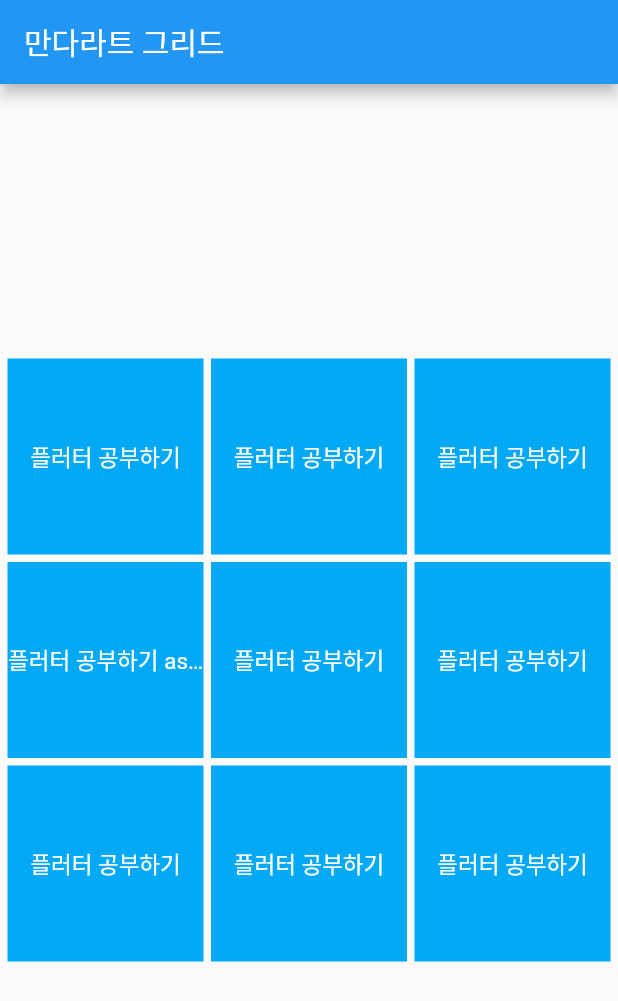
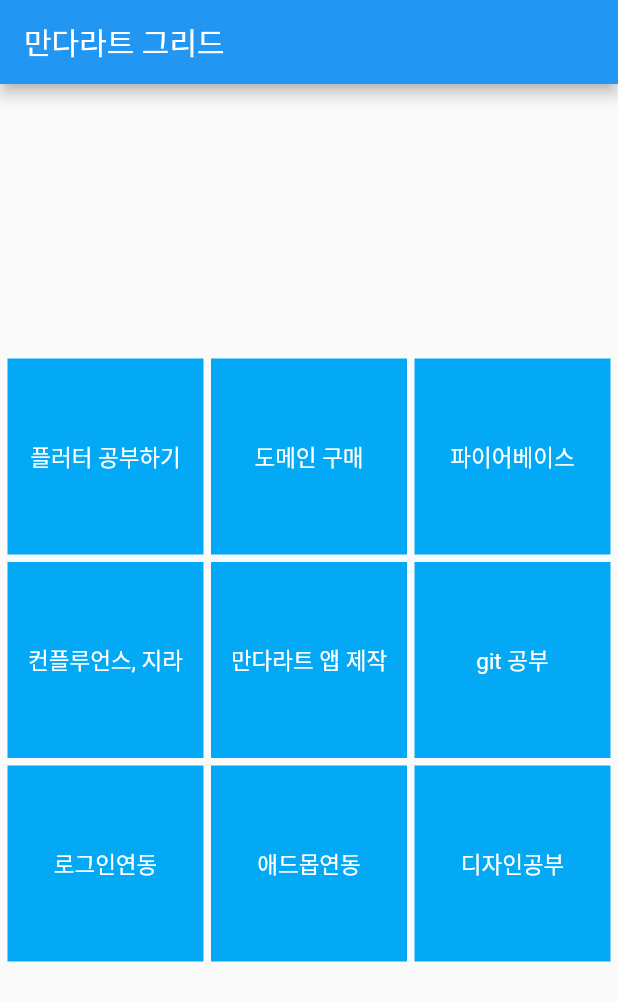
Before and after one commit to fc9d/mandarat, a Flutter app: the screen it shows after launch, on a phone screen of 412 x 824 dp. Shown: the top 1001 px of the screen. Run offline on Flutter 3.47's test engine with Material 2 defaults, Android fonts, the light colour scheme and no system bars; our stand-ins replace logger.

Commit message:
MAN-17 만다라트 데이터 모델을 클래스로 만든다

```diff
--- a/lib/main.dart
+++ b/lib/main.dart
@@ -1,6 +1,6 @@
 import 'package:flutter/material.dart';
 import 'package:logger/logger.dart';
-import 'package:mandarat/mandarat_repository.dart';
+import 'package:mandarat/mandarat_model.dart';
 
 void main() {
   logger.d('안녕 플러터');
@@ -34,14 +34,14 @@ class Home extends StatefulWidget {
 class _HomeState extends State<Home> {
   @override
   Widget build(BuildContext context) {
-    List mandaratList = getDummyList();
+    var mandarat = Mandarat.getDummy();
+    List<Mandarat> mandaratList = mandarat.getList();
     return Scaffold(
       appBar: AppBar(
         title: const Text('만다라트 그리드'),
       ),
       body: LayoutBuilder(
-        builder: (context, constraints) =>
-            Center(
+        builder: (context, constraints) => Center(
           child: GridView.builder(
             shrinkWrap: true,
             padding: const EdgeInsets.all(5),
@@ -56,7 +56,7 @@ class _HomeState extends State<Home> {
               return Container(
                 color: Colors.lightBlue,
                 child: Center(
-                      child: Text(mandaratList[index].text,
+                  child: Text(mandaratList[index].keyword,
                       overflow: TextOverflow.ellipsis,
                       textAlign: TextAlign.center,
                       style: TextStyle(
--- a/lib/mandarat_model.dart
+++ b/lib/mandarat_model.dart
@@ -3,3 +3,35 @@ class MandaratModel {
 
   MandaratModel(this.text);
 }
+
+class Mandarat {
+  late final int id;
+  late final String keyword;
+  late List<Mandarat> subList;
+
+  Mandarat(this.id, this.keyword);
+
+  static Mandarat getDummy() {
+    Mandarat mandarat = Mandarat(1, "만다라트 앱 제작");
+    mandarat.subList = [
+      Mandarat(1, '플러터 공부하기'),
+      Mandarat(2, '도메인 구매'),
+      Mandarat(3, '파이어베이스'),
+      Mandarat(4, '컨플루언스, 지라'),
+      Mandarat(5, 'git 공부'),
+      Mandarat(6, '로그인연동'),
+      Mandarat(7, '애드몹연동'),
+      Mandarat(8, '디자인공부'),
+    ];
+    return mandarat;
+  }
+
+  List<Mandarat> getList() {
+    List<Mandarat> list = [
+      ...subList.sublist(0, 4),
+      Mandarat(id, keyword),
+      ...subList.sublist(4, 8),
+    ];
+    return list;
+  }
+}
--- a/lib/mandarat_repository.dart
+++ b/lib/mandarat_repository.dart
@@ -1,6 +1,6 @@
 import 'mandarat_model.dart';
 
-List getDummyList() {
+List<MandaratModel> getDummyList() {
   return [
     MandaratModel('플러터 공부하기'),
     MandaratModel('플러터 공부하기'),
@@ -10,6 +10,6 @@ List getDummyList() {
     MandaratModel('플러터 공부하기'),
     MandaratModel('플러터 공부하기'),
     MandaratModel('플러터 공부하기'),
-    MandaratModel('플러터 공부하기')
+    MandaratModel('플러터 공부하기'),
   ];
 }
```
Lines whose indentation alone changed are shown as unchanged.
